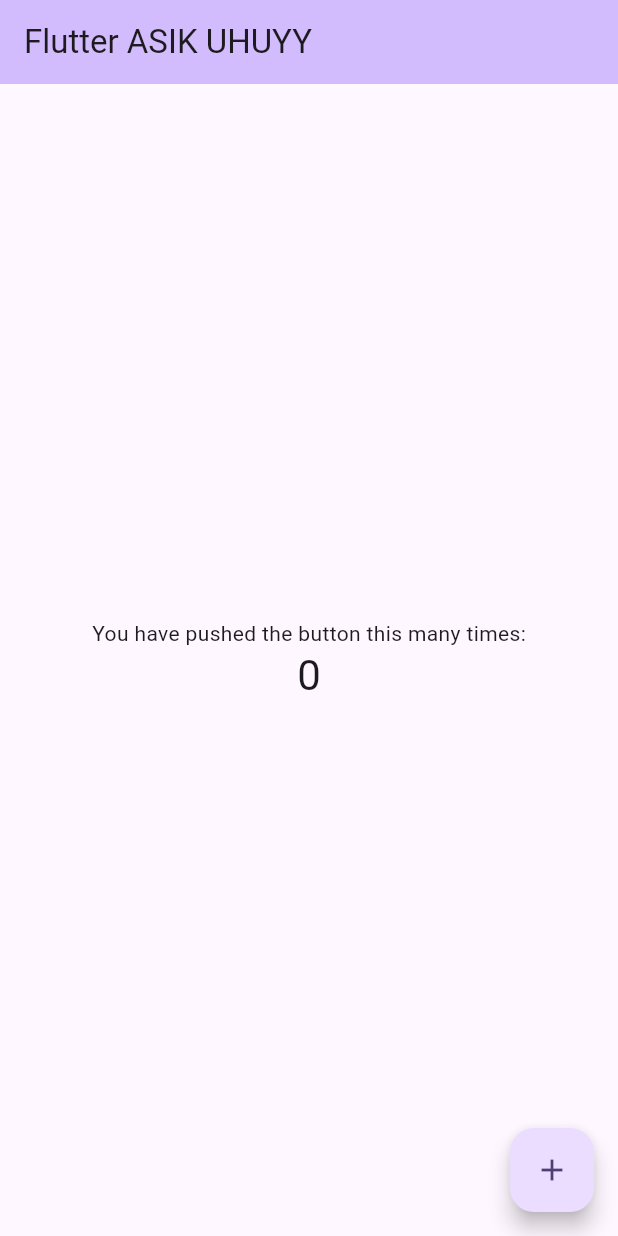
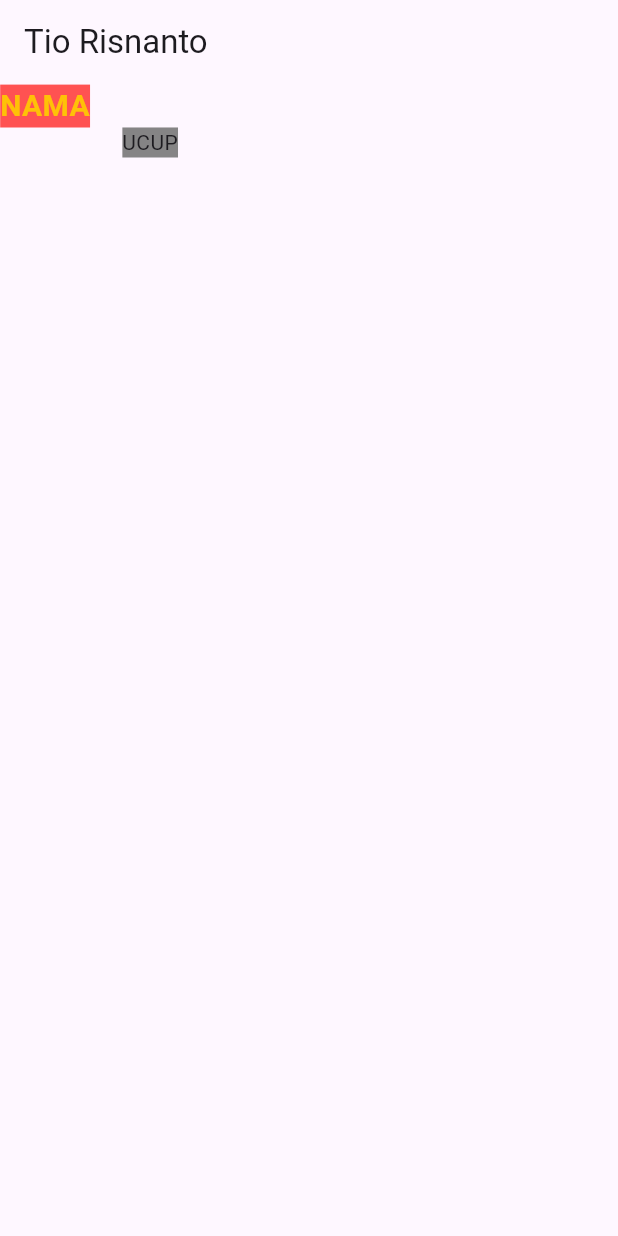
Before and after one commit to risnanto73/flutter_profile_card, a Flutter app: the screen it shows after launch, on a phone screen of 412 x 824 dp. Run offline on Flutter 3.47's test engine with Material 3 defaults, Android fonts, the phone set to English and light mode, and no system bars; Roboto replaces fonts that are missing (Poppins).

Commit message:
belajar widget text

```diff
--- a/lib/main.dart
+++ b/lib/main.dart
@@ -1,111 +1,6 @@
 import 'package:flutter/material.dart';
+import 'package:flutter_application_1/profile.dart';
 
 void main() {
-  runApp(const MyApp());
+  runApp(ProfileCard());
 }
-
-class MyApp extends StatelessWidget {
-  const MyApp({super.key});
-
-  // This widget is the root of your application.
-  @override
-  Widget build(BuildContext context) {
-    return MaterialApp(
-      title: 'Flutter Demo',
-      theme: ThemeData(
-        colorScheme: ColorScheme.fromSeed(seedColor: Colors.deepPurple),
-        useMaterial3: true,
-      ),
-      home: const MyHomePage(title: 'Flutter ASIK UHUYY'),
-      debugShowCheckedModeBanner: false,
-    );
-  }
-}
-
-class MyHomePage extends StatefulWidget {
-  const MyHomePage({super.key, required this.title});
-
-  // This widget is the home page of your application. It is stateful, meaning
-  // that it has a State object (defined below) that contains fields that affect
-  // how it looks.
-
-  // This class is the configuration for the state. It holds the values (in this
-  // case the title) provided by the parent (in this case the App widget) and
-  // used by the build method of the State. Fields in a Widget subclass are
-  // always marked "final".
-
-  final String title;
-
-  @override
-  State<MyHomePage> createState() => _MyHomePageState();
-}
-
-class _MyHomePageState extends State<MyHomePage> {
-  int _counter = 0;
-
-  void _incrementCounter() {
-    setState(() {
-      // This call to setState tells the Flutter framework that something has
-      // changed in this State, which causes it to rerun the build method below
-      // so that the display can reflect the updated values. If we changed
-      // _counter without calling setState(), then the build method would not be
-      // called again, and so nothing would appear to happen.
-      _counter++;
-    });
-  }
-
-  @override
-  Widget build(BuildContext context) {
-    // This method is rerun every time setState is called, for instance as done
-    // by the _incrementCounter method above.
-    //
-    // The Flutter framework has been optimized to make rerunning build methods
-    // fast, so that you can just rebuild anything that needs updating rather
-    // than having to individually change instances of widgets.
-    return Scaffold(
-      appBar: AppBar(
-        // TRY THIS: Try changing the color here to a specific color (to
-        // Colors.amber, perhaps?) and trigger a hot reload to see the AppBar
-        // change color while the other colors stay the same.
-        backgroundColor: Theme.of(context).colorScheme.inversePrimary,
-        // Here we take the value from the MyHomePage object that was created by
-        // the App.build method, and use it to set our appbar title.
-        title: Text(widget.title),
-      ),
-      body: Center(
-        // Center is a layout widget. It takes a single child and positions it
-        // in the middle of the parent.
-        child: Column(
-          // Column is also a layout widget. It takes a list of children and
-          // arranges them vertically. By default, it sizes itself to fit its
-          // children horizontally, and tries to be as tall as its parent.
-          //
-          // Column has various properties to control how it sizes itself and
-          // how it positions its children. Here we use mainAxisAlignment to
-          // center the children vertically; the main axis here is the vertical
-          // axis because Columns are vertical (the cross axis would be
-          // horizontal).
-          //
-          // TRY THIS: Invoke "debug painting" (choose the "Toggle Debug Paint"
-          // action in the IDE, or press "p" in the console), to see the
-          // wireframe for each widget.
-          mainAxisAlignment: MainAxisAlignment.center,
-          children: <Widget>[
-            const Text(
-              'You have pushed the button this many times:',
-            ),
-            Text(
-              '$_counter',
-              style: Theme.of(context).textTheme.headlineMedium,
-            ),
-          ],
-        ),
-      ),
-      floatingActionButton: FloatingActionButton(
-        onPressed: _incrementCounter,
-        tooltip: 'Increment',
-        child: const Icon(Icons.add),
-      ), // This trailing comma makes auto-formatting nicer for build methods.
-    );
-  }
-}
--- /dev/null
+++ b/lib/profile.dart
@@ -0,0 +1,53 @@
+import 'package:flutter/material.dart';
+
+class ProfileCard extends StatelessWidget {
+  const ProfileCard({super.key});
+
+  @override
+  Widget build(BuildContext context) {
+    return MaterialApp(
+      home: Scaffold(
+        appBar: AppBar(
+          title: Text('Tio Risnanto'),
+        ),
+        /**
+         * ROW & COLUMN BISA MEMILKI BANYAK WIDGET
+         * ROW ITU KE SAMPING
+         * COLUM ITU KE BAWAH
+         */
+        body: Column(
+          children: <Widget>[
+            SizedBox(
+              width: 200,
+              child: Container(
+                width: 200,
+                child: Text(
+                  'NAMA',
+                  style: TextStyle(
+                    color: Colors.amber,
+                    fontSize: 20.0,
+                    fontWeight: FontWeight.bold,
+                    backgroundColor: Colors.redAccent,
+                    fontFamily: 'Poppins', // harus ada fontnya
+                  ),
+                ),
+              ),
+            ),
+            Text(
+              'UCUP',
+              style: TextStyle(
+                backgroundColor: Color.fromARGB(
+                  200,
+                  100,
+                  100,
+                  100,
+                ),
+              ),
+            ),
+          ],
+        ),
+      ),
+      debugShowCheckedModeBanner: false,
+    );
+  }
+}
```
